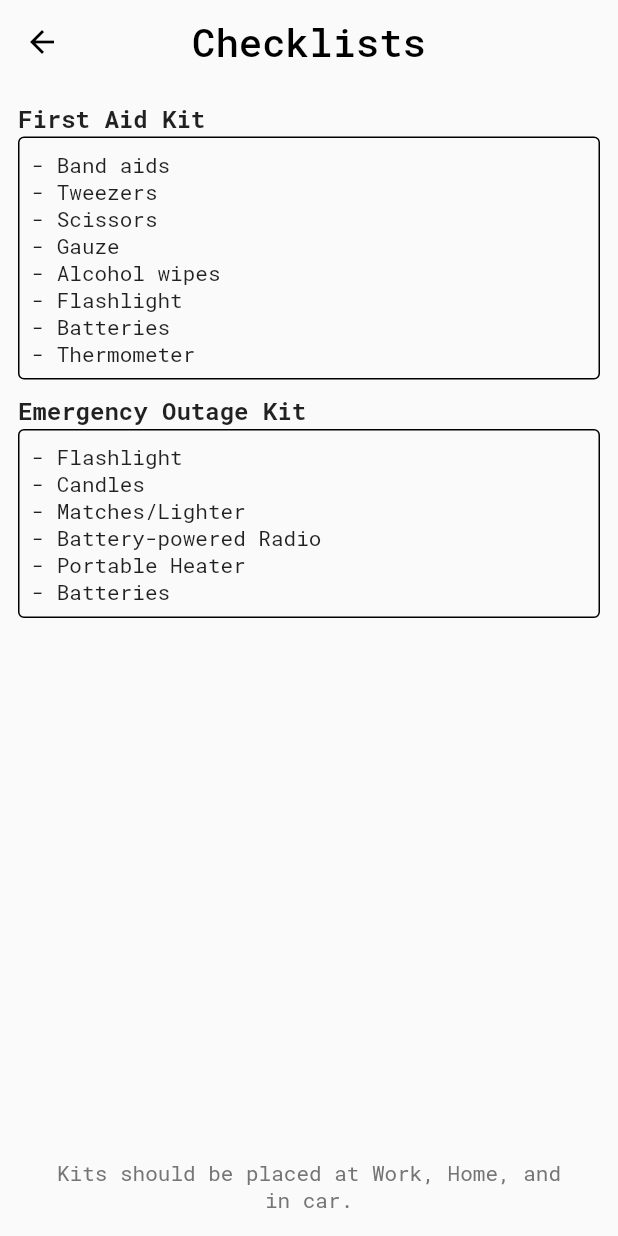
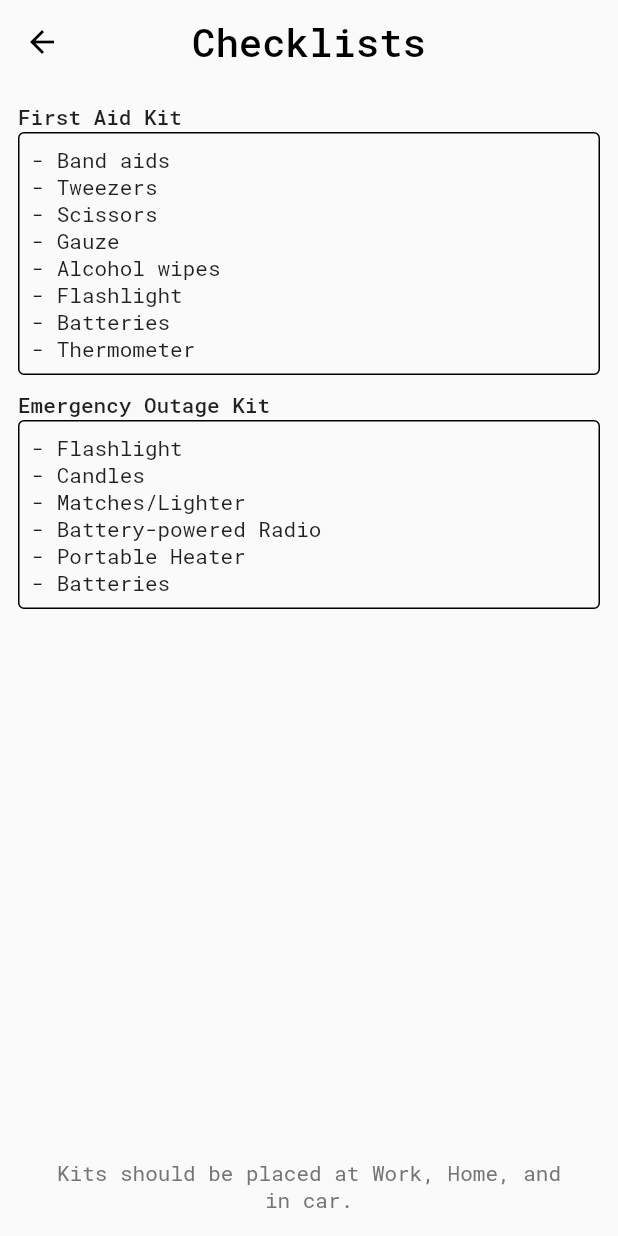
Before and after one commit to akhilsukh/seismos-flutter, a Flutter app: the Checklists screen opened directly, on a phone screen of 412 x 824 dp. Run offline on Flutter 3.47's test engine with Material 2 defaults, Android fonts, the phone set to English and light mode, and no system bars; our stand-ins replace google_fonts, google_maps_flutter.

Commit message:
Reduced font size and weight to match theme

```diff
--- a/lib/pages/checklist-page.dart
+++ b/lib/pages/checklist-page.dart
@@ -63,7 +63,7 @@ class CheckBox extends StatelessWidget {
             title,
             style: GoogleFonts.robotoMono(
                 textStyle:
-                    TextStyle(fontWeight: FontWeight.bold, fontSize: 16)),
+                    TextStyle(fontWeight: FontWeight.w500, fontSize: 14)),
           ),
           Container(
             margin: EdgeInsets.symmetric(vertical: 2, horizontal: 0),
@@ -99,7 +99,7 @@ class CheckTitle extends StatelessWidget {
     return Text(
       title,
       style: GoogleFonts.robotoMono(
-          textStyle: TextStyle(fontWeight: FontWeight.bold, fontSize: 16)),
+          textStyle: TextStyle(fontWeight: FontWeight.bold, fontSize: 14)),
     );
   }
 }
```
